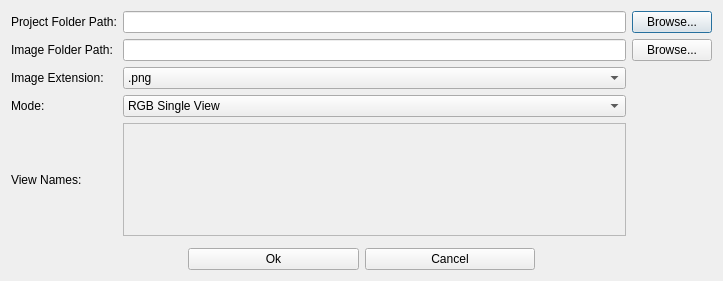
Qt form newprojectdialog.ui (dmurphy15/pose-annotation-tool) before a commit.
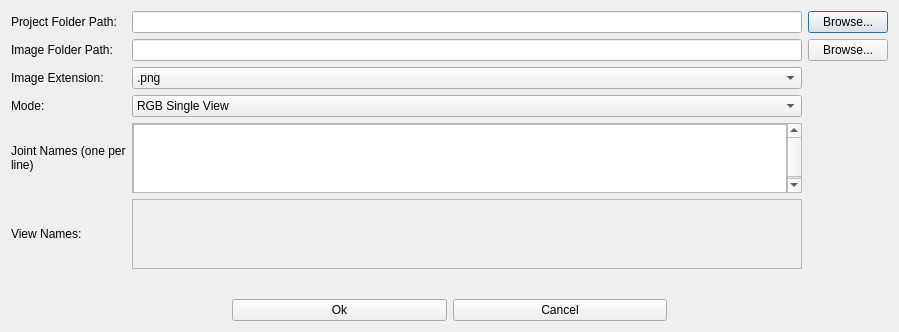
The same form after that commit.

```diff
--- a/newprojectdialog.ui
+++ b/newprojectdialog.ui
@@ -6,16 +6,16 @@
    <rect>
     <x>0</x>
     <y>0</y>
-    <width>723</width>
-    <height>281</height>
+    <width>899</width>
+    <height>332</height>
    </rect>
   </property>
   <property name="windowTitle">
    <string>Dialog</string>
   </property>
-  <layout class="QVBoxLayout" name="verticalLayout" stretch="1,0,0">
+  <layout class="QVBoxLayout" name="verticalLayout" stretch="1,0">
    <item>
-    <layout class="QGridLayout" name="gridLayout" columnminimumwidth="0,0,0,1">
+    <layout class="QGridLayout" name="gridLayout" rowstretch="0,0,0,0,1,1,1" columnminimumwidth="0,0,0,1">
      <item row="1" column="2">
       <widget class="QLineEdit" name="lineEdit_2"/>
      </item>
@@ -43,6 +43,16 @@
        </property>
       </widget>
      </item>
+     <item row="4" column="0">
+      <widget class="QLabel" name="label_7">
+       <property name="text">
+        <string>Joint Names (one per line)</string>
+       </property>
+       <property name="wordWrap">
+        <bool>true</bool>
+       </property>
+      </widget>
+     </item>
      <item row="0" column="3">
       <widget class="QPushButton" name="pushButton">
        <property name="text">
@@ -64,6 +74,32 @@
        </item>
       </widget>
      </item>
+     <item row="5" column="2">
+      <widget class="QScrollArea" name="scrollArea">
+       <property name="widgetResizable">
+        <bool>true</bool>
+       </property>
+       <widget class="QWidget" name="scrollAreaWidgetContents">
+        <property name="geometry">
+         <rect>
+          <x>0</x>
+          <y>0</y>
+          <width>689</width>
+          <height>68</height>
+         </rect>
+        </property>
+        <layout class="QVBoxLayout" name="verticalLayout_2">
+         <item>
+          <widget class="QLabel" name="label_6">
+           <property name="text">
+            <string/>
+           </property>
+          </widget>
+         </item>
+        </layout>
+       </widget>
+      </widget>
+     </item>
      <item row="1" column="3">
       <widget class="QPushButton" name="pushButton_2">
        <property name="text">
@@ -71,7 +107,7 @@
        </property>
       </widget>
      </item>
-     <item row="4" column="0">
+     <item row="5" column="0">
       <widget class="QLabel" name="label_5">
        <property name="text">
         <string>View Names:</string>
@@ -105,26 +141,34 @@
       </widget>
      </item>
      <item row="4" column="2">
-      <widget class="QScrollArea" name="scrollArea">
+      <widget class="QScrollArea" name="scrollArea_2">
        <property name="widgetResizable">
         <bool>true</bool>
        </property>
-       <widget class="QWidget" name="scrollAreaWidgetContents">
+       <widget class="QWidget" name="scrollAreaWidgetContents_2">
         <property name="geometry">
          <rect>
           <x>0</x>
           <y>0</y>
-          <width>513</width>
-          <height>101</height>
+          <width>675</width>
+          <height>70</height>
          </rect>
         </property>
-        <layout class="QVBoxLayout" name="verticalLayout_2">
+        <layout class="QHBoxLayout" name="horizontalLayout">
+         <property name="leftMargin">
+          <number>0</number>
+         </property>
+         <property name="topMargin">
+          <number>0</number>
+         </property>
+         <property name="rightMargin">
+          <number>0</number>
+         </property>
+         <property name="bottomMargin">
+          <number>0</number>
+         </property>
          <item>
-          <widget class="QLabel" name="label_6">
-           <property name="text">
-            <string/>
-           </property>
-          </widget>
+          <widget class="QTextEdit" name="textEdit"/>
          </item>
         </layout>
        </widget>
```
Left out of the diff: 10 changed lines with no effect on the pictures.
